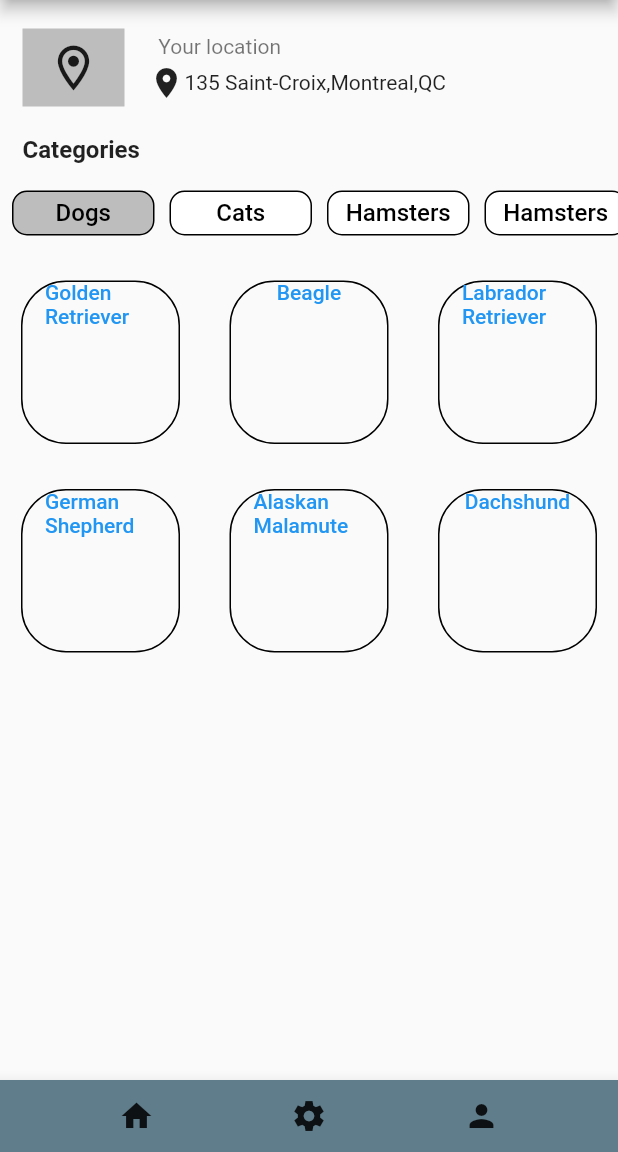
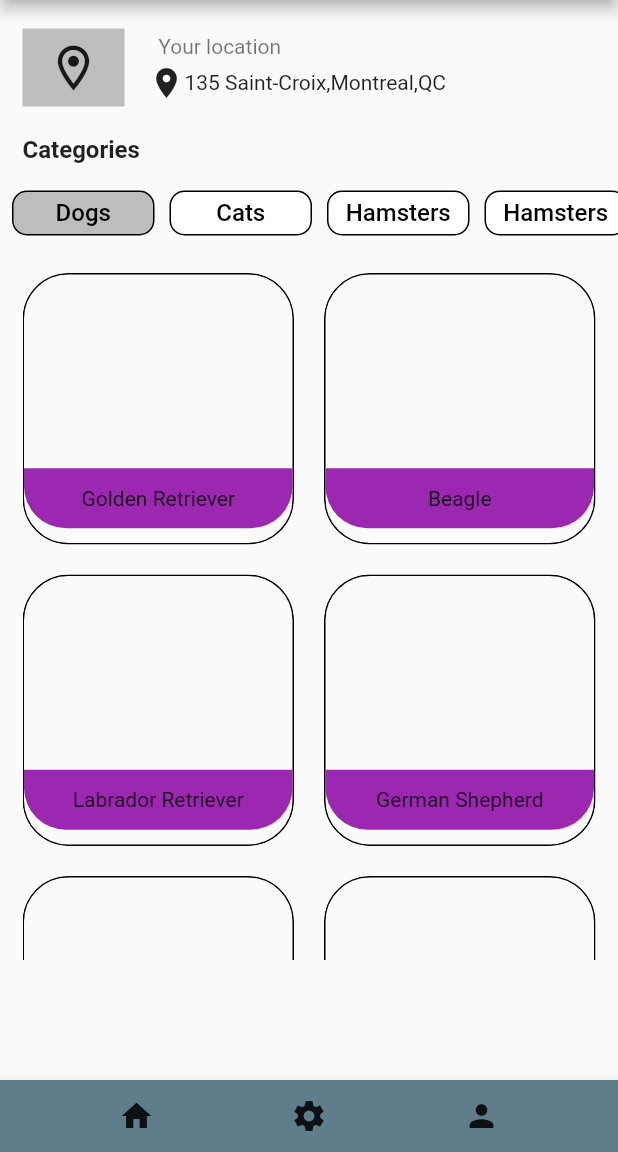
Before and after one commit to moonflaked/PetMatch, a Flutter app: the CategoryPage screen opened directly, on a phone screen of 412 x 824 dp, the part 84-1236 px from its top. Run offline on Flutter 3.47's test engine with Material 2 defaults, Android fonts, the phone set to English and light mode, and no system bars.

Commit message:
Added new grid containers to category page

```diff
--- a/lib/category_page.dart
+++ b/lib/category_page.dart
@@ -199,9 +199,10 @@ class _CategoryScrollSectionState extends State<CategoryScrollSection>
       setState(() {});
     });
   }
-
+  static const double speciesContainerHeight = 200.0;
   @override
   Widget build(BuildContext context) {
+
     return Column(crossAxisAlignment: CrossAxisAlignment.start,children: [
       Container(
         margin: const EdgeInsets.only(
@@ -253,15 +254,17 @@ class _CategoryScrollSectionState extends State<CategoryScrollSection>
           TabBarView(
               controller: categoryTabController,
               children: listOfCategories.map((String categoryName) {
-                return ListView(
+                return Container(
+                  padding: const EdgeInsets.all(15),
+                  child: ListView(
                     controller: speciesScrollController,
                     shrinkWrap: true,
                     children: [
                       GridView.builder(
                           gridDelegate: const SliverGridDelegateWithMaxCrossAxisExtent(
-                          maxCrossAxisExtent: 200,
-                          crossAxisSpacing: 5,
-                          mainAxisSpacing: 5,
+                            maxCrossAxisExtent: speciesContainerHeight,
+                            crossAxisSpacing: 20,
+                            mainAxisSpacing: 20,
                           ),
                           controller: speciesScrollController,
                           shrinkWrap: true,
@@ -274,14 +277,11 @@ class _CategoryScrollSectionState extends State<CategoryScrollSection>
                           }
                       )
                     ],
+                  ),
                 );
               }).toList()
           )
       ),
-
-
-
-
     ]);
   }
 }
@@ -297,39 +297,65 @@ class SpeciesContainer extends StatefulWidget {
 class _SpeciesContainerState extends State<SpeciesContainer> {
   @override
   Widget build(BuildContext context) {
-    return Container(
-      margin: const EdgeInsets.fromLTRB(
-          14.0,
-          20.0,
-          14.0,
-          5.0
+    // Clip the Container to this border radius
+    return ClipPath(
+      clipper: ShapeBorderClipper(
+        shape: RoundedRectangleBorder(
+          borderRadius: BorderRadius.all(Radius.circular(30.5))
+        )
       ),
-      child: OutlinedButton(
-        onPressed: () {
+      child: InkWell(
+        // Indicate the border radius of the InkWell
+        borderRadius: BorderRadius.circular(30.5),
+        onTap: () {
 
         },
-        style: ButtonStyle(
-          shape: MaterialStateProperty.all(
-            RoundedRectangleBorder(
-              borderRadius: BorderRadius.circular(30)
+        child: Container(
+          decoration: BoxDecoration(
+              border: Border.all(
+                color: Colors.black,
+                width: 1,
+              ),
+              borderRadius: BorderRadius.circular(30.5)
+          ),
+          child: Column(
+              mainAxisAlignment: MainAxisAlignment.start,
+              children: [
+                Container(
+                  height: 129.2,
+                  // Decoration borderRadius is used here for limiting the container so the
+                  // black border of the container has space to display
+                  decoration: BoxDecoration(
+                      borderRadius: BorderRadius.only(
+                          topLeft: Radius.circular(29),
+                          topRight: Radius.circular(29)
                       )
                   ),
-          side: MaterialStateProperty.all(
-            const BorderSide(
-              width: 1
-            )
+                  child: Center(
+
                   )
                 ),
-        child: Column(
-          children: [
-            Center(
+                Container(
+                  width: MediaQuery.of(context).size.width,
+                  height: 40,
+                  decoration: BoxDecoration(
+                      color: Colors.purple,
+                      borderRadius: BorderRadius.only(
+                          bottomLeft: Radius.circular(28),
+                          bottomRight: Radius.circular(28)
+                      )
+                  ),
+                  child: Center(
                     child: Text(
-                widget.speciesName
+                        widget.speciesName,
+                        textAlign: TextAlign.center,
+                    ),
                   )
                 )
               ]
+          ),
+        ),
       )
-      ),
     );
 
   }
```
Lines whose indentation alone changed are shown as unchanged.
